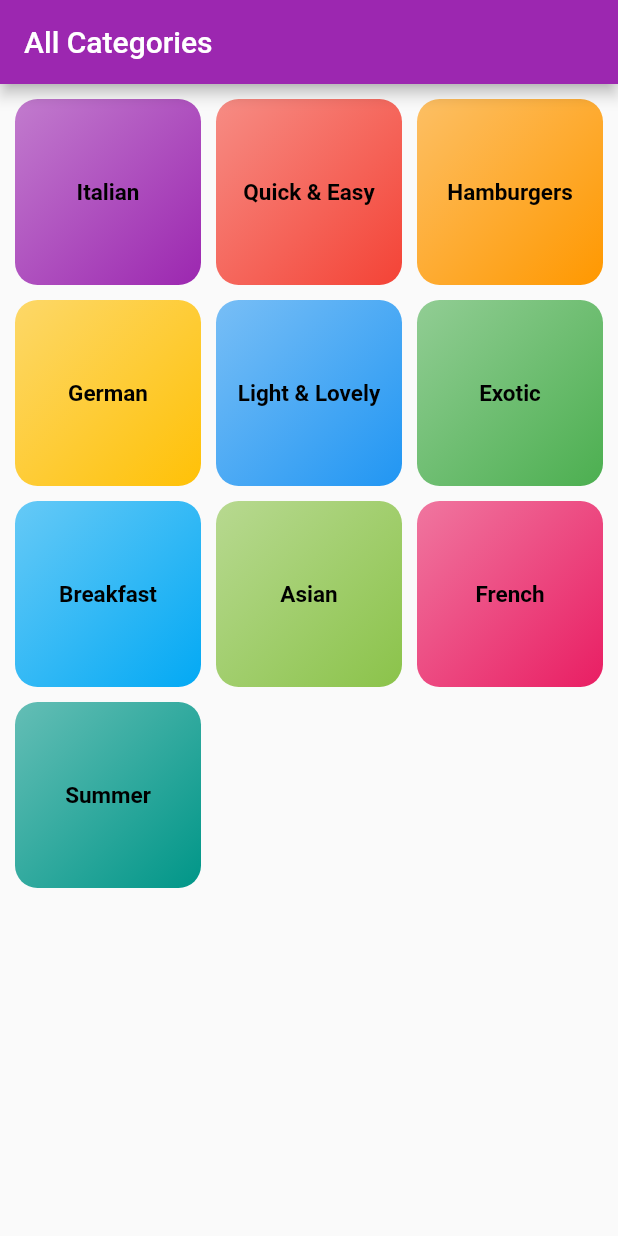
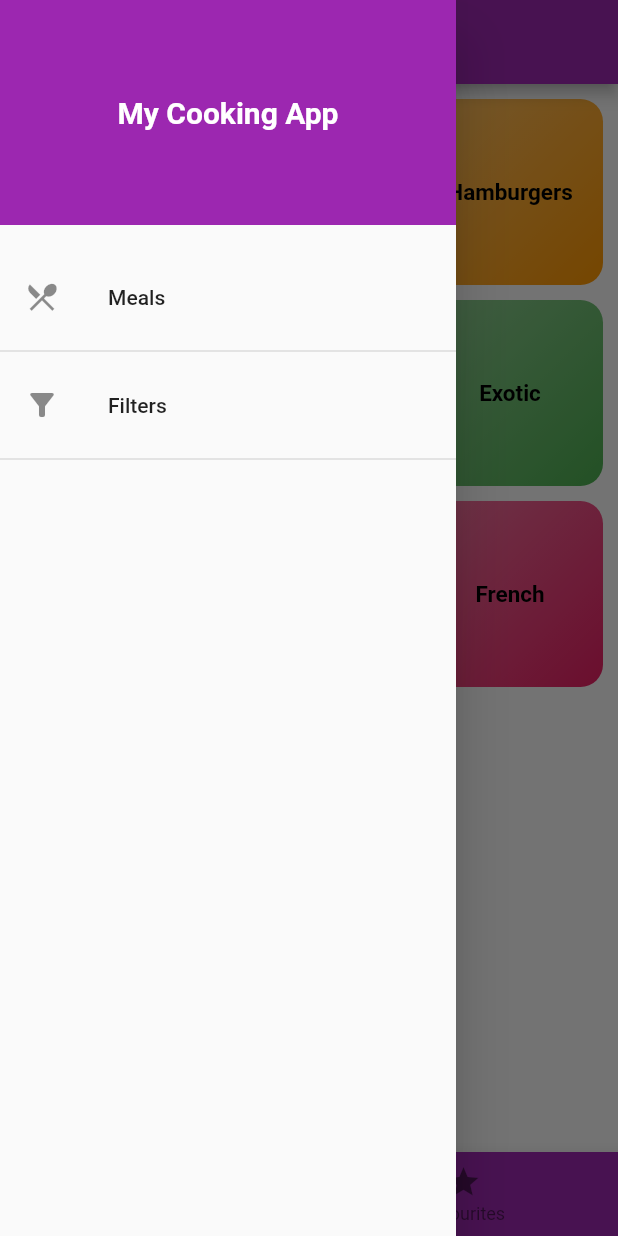
Before and after one commit to Sharmila31/categories_screen, a Flutter app: the screen it shows after launch, with the side drawer open (before the commit the screen has no drawer), on a phone screen of 412 x 824 dp. Run offline on Flutter 3.47's test engine with Material 2 defaults, Android fonts, the phone set to English and light mode, and no system bars.

Commit message:
Completed filtering meals part

```diff
--- a/lib/main.dart
+++ b/lib/main.dart
@@ -1,37 +1,48 @@
 import 'package:categories_screen/MyThemeData.dart';
+import 'package:categories_screen/models/FilterModel.dart';
 import 'package:flutter/material.dart';
 
-import 'categories_list.dart';
 import '../screens/meals_list_screen.dart';
 import '../screens/meal_details_screen.dart';
+import './screens/tab_bar_screen.dart';
+import './screens/filters_screen.dart';
 
 void main() {
-  runApp(MaterialApp(
-    theme: ThemeData(
-      primaryColor: MyThemeData.PrimaryColor,
-    ),
-    debugShowCheckedModeBanner: false,
-    home: MyApp(),
-    routes: {
-      MealsListWidget.routeName: (ctx) => MealsListWidget(),
-      MealDetailScreen.routeName: (ctx) => MealDetailScreen(),
-    },
-  ));
+  runApp(MyApp());
 }
 
-class MyApp extends StatelessWidget {
-  const MyApp({Key? key}) : super(key: key);
+class MyApp extends StatefulWidget {
+  FilterModel filterModel = FilterModel(
+      isVegetarian: false, isVegan: false, isGluten: false, isLactose: false);
+
+  void setFilter(FilterModel newModel) {
+
+    filterModel = newModel;
+  }
+
+  MyApp({Key? key}) : super(key: key);
+
+  @override
+  _MyAppState createState() => _MyAppState();
+}
+
+class _MyAppState extends State<MyApp> {
 
   @override
   Widget build(BuildContext context) {
-    return Scaffold(
-      appBar: AppBar(
-        title: const Text(
-          'All Categories',
-        ),
-        backgroundColor: MyThemeData.PrimaryColor,
+    return MaterialApp(
+      theme: ThemeData(
+        primaryColor: MyThemeData.PrimaryColor,
       ),
-      body: CategoriesList(),
+      debugShowCheckedModeBanner: false,
+      // home: MyApp(),
+      routes: {
+        '/': (ctx) => MyTabBarScreen(), //load by default
+        MealsListWidget.routeName: (ctx) => MealsListWidget(widget.filterModel),
+        MealDetailScreen.routeName: (ctx) => MealDetailScreen(),
+        FilterScreen.routeName: (ctx) =>
+            FilterScreen(widget.filterModel, widget.setFilter),
+      },
     );
   }
 }
--- /dev/null
+++ b/lib/models/FilterModel.dart
@@ -0,0 +1,12 @@
+import 'package:flutter/material.dart';
+
+class FilterModel
+{
+  final bool isVegetarian;
+  final bool isVegan;
+  final bool isLactose;
+  final bool isGluten;
+
+  FilterModel({required this.isVegetarian,required this.isVegan,required this.isGluten,required this.isLactose,});
+
+}
--- /dev/null
+++ b/lib/screens/tab_bar_screen.dart
@@ -0,0 +1,57 @@
+import 'package:flutter/material.dart';
+import '../categories_list.dart';
+import './favourites_screen.dart';
+import '../MyThemeData.dart';
+import '../widgets/main_drawer.dart';
+
+class MyTabBarScreen extends StatefulWidget {
+  const MyTabBarScreen({Key? key}) : super(key: key);
+
+  @override
+  _MyTabBarScreenState createState() => _MyTabBarScreenState();
+}
+
+class _MyTabBarScreenState extends State<MyTabBarScreen> {
+  int _selectedTabIndex =
+      0; //this is managed by us for displaying the selected tab
+
+  List<Map<String, Object>> _tabPages = [
+    {'widget': CategoriesList(), 'title': 'Categories'},
+    {'widget': FavouritesScreen(), 'title': 'My Favourites'}
+  ];
+
+  void _showCurrentTabScreen(int index) {
+    //the index will automatically be passed by Flutter, it demotes the index position of the selected tab
+    setState(() {
+      _selectedTabIndex = index; // set the selected index to _selectedTabIndex
+    });
+  }
+
+  @override
+  Widget build(BuildContext context) {
+    return Scaffold(
+      appBar: AppBar(
+        title: Text(_tabPages[_selectedTabIndex]['title'] as String),
+      ),
+      body: _tabPages[_selectedTabIndex]['widget'] as Widget,
+      bottomNavigationBar: BottomNavigationBar(
+        selectedItemColor: Colors.white,
+        unselectedItemColor: Colors.black.withOpacity(0.5),
+        backgroundColor: MyThemeData.PrimaryColor,
+        currentIndex: _selectedTabIndex,
+        onTap: _showCurrentTabScreen,
+        items: [
+          BottomNavigationBarItem(
+            icon: Icon(Icons.schedule),
+            label: 'Categories',
+          ),
+          BottomNavigationBarItem(
+            icon: Icon(Icons.star),
+            label: 'Favourites',
+          ),
+        ],
+      ),
+      drawer: MainDrawerWidget(),
+    );
+  }
+}
--- a/lib/utility_class.dart
+++ b/lib/utility_class.dart
@@ -6,7 +6,7 @@ const CATEGORIES_LIST = const [
   CategoryModel(
     id: 'c1',
     title: 'Italian',
-    color: Colors.purple,
+    color: Colors.lightGreenAccent,
   ),
   CategoryModel(
     id: 'c2',
--- /dev/null
+++ b/lib/widgets/main_drawer.dart
@@ -0,0 +1,55 @@
+import 'package:categories_screen/screens/filters_screen.dart';
+import 'package:flutter/material.dart';
+import '../MyThemeData.dart';
+
+class MainDrawerWidget extends StatelessWidget {
+  const MainDrawerWidget({Key? key}) : super(key: key);
+
+  @override
+  Widget build(BuildContext context) {
+    return Drawer(
+      child: Column(
+        children: [
+          Container(
+            height: 150,
+            color: MyThemeData.PrimaryColor,
+            alignment: Alignment.center,
+            child: Text(
+              'My Cooking App',
+              style: TextStyle(
+                fontSize: 20,
+                color: Colors.white,
+                fontWeight: FontWeight.bold,
+              ),
+            ),
+          ),
+          SizedBox(
+            height: 20,
+          ),
+          getListTileWidget(Icons.restaurant_menu, 'Meals', () {
+            Navigator.of(context).pushReplacementNamed('/');
+          }),
+          Divider(
+            thickness: 1,
+          ),
+          getListTileWidget(Icons.filter_alt, 'Filters', () {
+            Navigator.of(context).pushReplacementNamed(FilterScreen.routeName);
+          }),
+          Divider(
+            thickness: 1,
+          ),
+        ],
+      ),
+    );
+  }
+
+  getListTileWidget(IconData icon, String title, Function todoAction) {
+    return ListTile(
+      title: Text(title),
+      leading: Icon(icon),
+      onTap: () {
+        todoAction();
+      },
+    );
+  }
+}
```
Also changed, not shown: lib/screens/favourites_screen.dart (added, +14 -0 lines), lib/screens/filters_screen.dart (added, +117 -0 lines), lib/screens/meal_details_screen.dart (+63 -4 lines), lib/screens/meals_list_screen.dart (+19 -5 lines), lib/widgets/meals_item.dart (+11 -12 lines).
